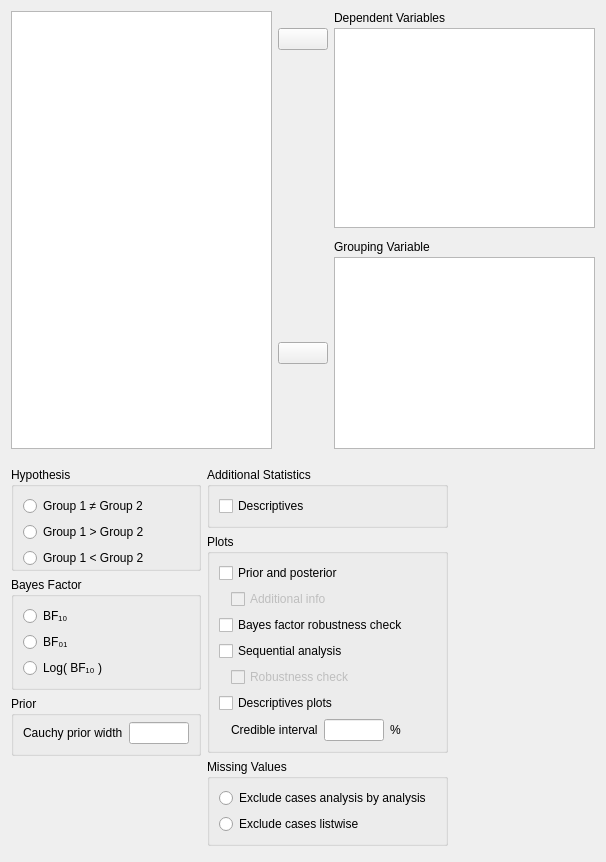
The window that JASP-Desktop/analysisforms/Bain/bainttestbayesianindependentsamplesform.ui (jasp-stats/jasp-desktop) describes before a commit, drawn with Qt 5.
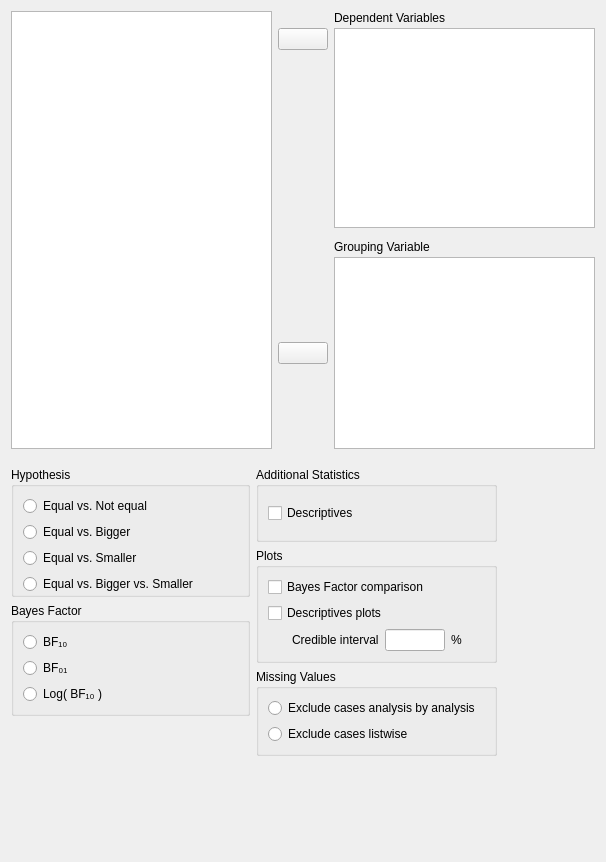
The same window after the commit. Custom widgets are drawn as their Qt base class.

Commit message: Bain analyses added 1. Modified analysis-form layouts 2. Fixed graphics device issue

Patch:
```diff
--- a/JASP-Desktop/analysisforms/Bain/bainttestbayesianindependentsamplesform.ui
+++ b/JASP-Desktop/analysisforms/Bain/bainttestbayesianindependentsamplesform.ui
@@ -232,19 +232,6 @@
          <property name="bottomMargin">
           <number>0</number>
          </property>
-         <item row="7" column="0">
-          <spacer name="verticalSpacer">
-           <property name="orientation">
-            <enum>Qt::Vertical</enum>
-           </property>
-           <property name="sizeHint" stdset="0">
-            <size>
-             <width>20</width>
-             <height>40</height>
-            </size>
-           </property>
-          </spacer>
-         </item>
          <item row="1" column="0">
           <widget class="BoundGroupBox" name="hypothesis">
            <property name="title">
@@ -266,20 +253,7 @@
                </sizepolicy>
               </property>
               <property name="text">
-               <string>Group 1 &lt; Group 2</string>
-              </property>
-             </widget>
-            </item>
-            <item row="0" column="0">
-             <widget class="QRadioButton" name="_1twoTailed">
-              <property name="sizePolicy">
-               <sizepolicy hsizetype="Fixed" vsizetype="Fixed">
-                <horstretch>0</horstretch>
-                <verstretch>0</verstretch>
-               </sizepolicy>
-              </property>
-              <property name="text">
-               <string>Group 1 ≠ Group 2</string>
+               <string>Equal vs. Smaller</string>
               </property>
              </widget>
             </item>
@@ -292,7 +266,7 @@
                </sizepolicy>
               </property>
               <property name="text">
-               <string>Group 1 &gt; Group 2</string>
+               <string>Equal vs. Bigger</string>
               </property>
              </widget>
             </item>
@@ -309,20 +283,8 @@
               </property>
              </spacer>
             </item>
-           </layout>
-          </widget>
-         </item>
-         <item row="3" column="0">
-          <widget class="GroupBox" name="groupBox">
-           <property name="title">
-            <string>Prior</string>
-           </property>
-           <layout class="QGridLayout" name="gridLayout_11">
-            <property name="topMargin">
-             <number>6</number>
-            </property>
             <item row="0" column="0">
-             <widget class="QLabel" name="label">
+             <widget class="QRadioButton" name="_1twoTailed">
               <property name="sizePolicy">
                <sizepolicy hsizetype="Fixed" vsizetype="Fixed">
                 <horstretch>0</horstretch>
@@ -330,29 +292,14 @@
                </sizepolicy>
               </property>
               <property name="text">
-               <string>Cauchy prior width</string>
+               <string>Equal vs. Not equal</string>
               </property>
              </widget>
             </item>
-            <item row="0" column="1">
-             <widget class="BoundTextBox" name="priorWidth">
-              <property name="sizePolicy">
-               <sizepolicy hsizetype="Fixed" vsizetype="Preferred">
-                <horstretch>0</horstretch>
-                <verstretch>0</verstretch>
-               </sizepolicy>
-              </property>
-              <property name="minimumSize">
-               <size>
-                <width>60</width>
-                <height>0</height>
-               </size>
-              </property>
-              <property name="maximumSize">
-               <size>
-                <width>60</width>
-                <height>16777215</height>
-               </size>
+            <item row="3" column="0">
+             <widget class="QRadioButton" name="allTypes">
+              <property name="text">
+               <string>Equal vs. Bigger vs. Smaller</string>
               </property>
              </widget>
             </item>
@@ -423,6 +370,19 @@
            </layout>
           </widget>
          </item>
+         <item row="6" column="0">
+          <spacer name="verticalSpacer">
+           <property name="orientation">
+            <enum>Qt::Vertical</enum>
+           </property>
+           <property name="sizeHint" stdset="0">
+            <size>
+             <width>20</width>
+             <height>40</height>
+            </size>
+           </property>
+          </spacer>
+         </item>
         </layout>
        </widget>
       </item>
@@ -453,101 +413,7 @@
             <string>Plots</string>
            </property>
            <layout class="QGridLayout" name="gridLayout_4">
-            <item row="5" column="0">
-             <widget class="QWidget" name="widget_4" native="true">
-              <property name="maximumSize">
-               <size>
-                <width>16</width>
-                <height>16777215</height>
-               </size>
-              </property>
-             </widget>
-            </item>
-            <item row="5" column="1" colspan="4">
-             <widget class="BoundCheckBox" name="plotSequentialAnalysisRobustness">
-              <property name="enabled">
-               <bool>false</bool>
-              </property>
-              <property name="sizePolicy">
-               <sizepolicy hsizetype="Fixed" vsizetype="Fixed">
-                <horstretch>0</horstretch>
-                <verstretch>0</verstretch>
-               </sizepolicy>
-              </property>
-              <property name="text">
-               <string>Robustness check</string>
-              </property>
-             </widget>
-            </item>
-            <item row="6" column="0" colspan="3">
-             <widget class="BoundCheckBox" name="descriptivesPlots">
-              <property name="sizePolicy">
-               <sizepolicy hsizetype="Fixed" vsizetype="Fixed">
-                <horstretch>0</horstretch>
-                <verstretch>0</verstretch>
-               </sizepolicy>
-              </property>
-              <property name="text">
-               <string>Descriptives plots</string>
-              </property>
-             </widget>
-            </item>
-            <item row="0" column="0" colspan="3">
-             <widget class="BoundCheckBox" name="plotPriorAndPosterior">
-              <property name="sizePolicy">
-               <sizepolicy hsizetype="Fixed" vsizetype="Fixed">
-                <horstretch>0</horstretch>
-                <verstretch>0</verstretch>
-               </sizepolicy>
-              </property>
-              <property name="text">
-               <string>Prior and posterior</string>
-              </property>
-             </widget>
-            </item>
-            <item row="4" column="0" colspan="3">
-             <widget class="BoundCheckBox" name="plotSequentialAnalysis">
-              <property name="sizePolicy">
-               <sizepolicy hsizetype="Fixed" vsizetype="Fixed">
-                <horstretch>0</horstretch>
-                <verstretch>0</verstretch>
-               </sizepolicy>
-              </property>
-              <property name="text">
-               <string>Sequential analysis</string>
-              </property>
-             </widget>
-            </item>
-            <item row="3" column="0" colspan="3">
-             <widget class="BoundCheckBox" name="plotBayesFactorRobustness">
-              <property name="sizePolicy">
-               <sizepolicy hsizetype="Fixed" vsizetype="Fixed">
-                <horstretch>0</horstretch>
-                <verstretch>0</verstretch>
-               </sizepolicy>
-              </property>
-              <property name="text">
-               <string>Bayes factor robustness check</string>
-              </property>
-             </widget>
-            </item>
-            <item row="2" column="1" colspan="4">
-             <widget class="BoundCheckBox" name="plotPriorAndPosteriorAdditionalInfo">
-              <property name="enabled">
-               <bool>false</bool>
-              </property>
-              <property name="sizePolicy">
-               <sizepolicy hsizetype="Fixed" vsizetype="Fixed">
-                <horstretch>0</horstretch>
-                <verstretch>0</verstretch>
-               </sizepolicy>
-              </property>
-              <property name="text">
-               <string>Additional info</string>
-              </property>
-             </widget>
-            </item>
-            <item row="7" column="1">
+            <item row="3" column="1">
              <widget class="QWidget" name="horizontalWidget" native="true">
               <layout class="QHBoxLayout" name="horizontalLayout">
                <property name="leftMargin">
@@ -613,6 +479,32 @@
               </layout>
              </widget>
             </item>
+            <item row="0" column="0" colspan="3">
+             <widget class="BoundCheckBox" name="plotPriorAndPosterior">
+              <property name="sizePolicy">
+               <sizepolicy hsizetype="Fixed" vsizetype="Fixed">
+                <horstretch>0</horstretch>
+                <verstretch>0</verstretch>
+               </sizepolicy>
+              </property>
+              <property name="text">
+               <string>Bayes Factor comparison</string>
+              </property>
+             </widget>
+            </item>
+            <item row="2" column="0" colspan="3">
+             <widget class="BoundCheckBox" name="descriptivesPlots">
+              <property name="sizePolicy">
+               <sizepolicy hsizetype="Fixed" vsizetype="Fixed">
+                <horstretch>0</horstretch>
+                <verstretch>0</verstretch>
+               </sizepolicy>
+              </property>
+              <property name="text">
+               <string>Descriptives plots</string>
+              </property>
+             </widget>
+            </item>
            </layout>
           </widget>
          </item>
@@ -734,11 +626,6 @@
    <extends>QListView</extends>
    <header>widgets/availablefieldslistview.h</header>
   </customwidget>
-  <customwidget>
-   <class>BoundListView</class>
-   <extends>QListView</extends>
-   <header>widgets/boundlistview.h</header>
-  </customwidget>
   <customwidget>
    <class>GroupBox</class>
    <extends>QGroupBox</extends>
@@ -761,6 +648,11 @@
    <extends>QCheckBox</extends>
    <header>widgets/boundcheckbox.h</header>
   </customwidget>
+  <customwidget>
+   <class>BoundListView</class>
+   <extends>QListView</extends>
+   <header>widgets/boundlistview.h</header>
+  </customwidget>
   <customwidget>
    <class>boundSingleItemView</class>
    <extends>QListView</extends>
```
Left out of the diff: 35 changed lines with no effect on the pictures. The commit also changes 13 other files.
